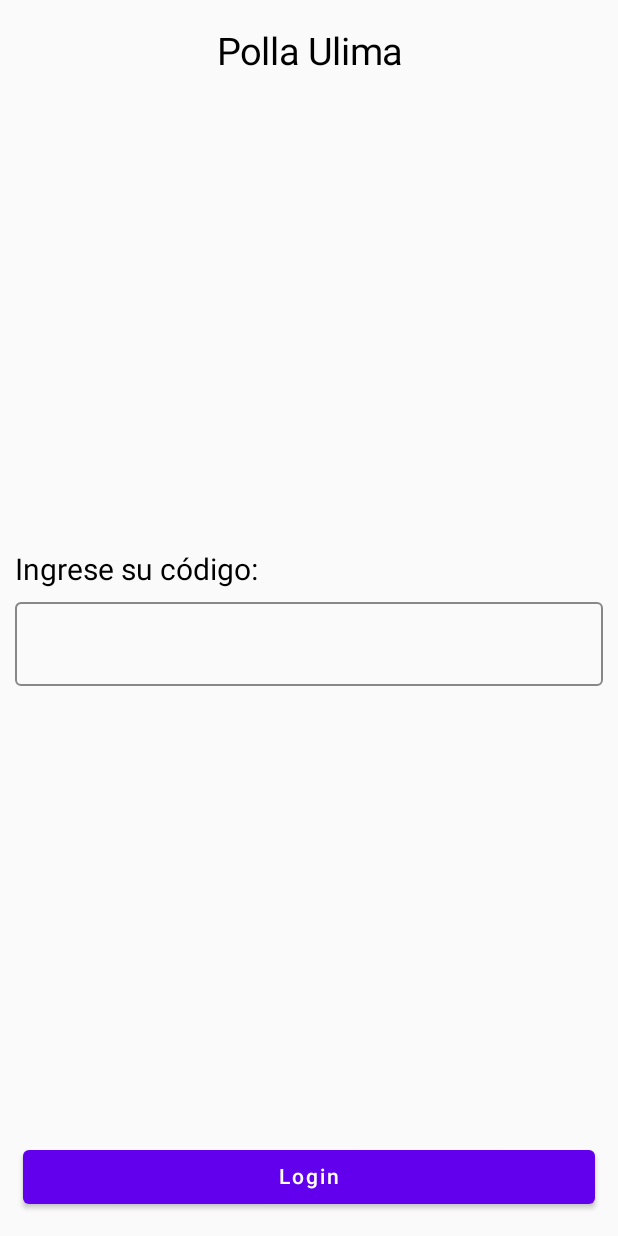
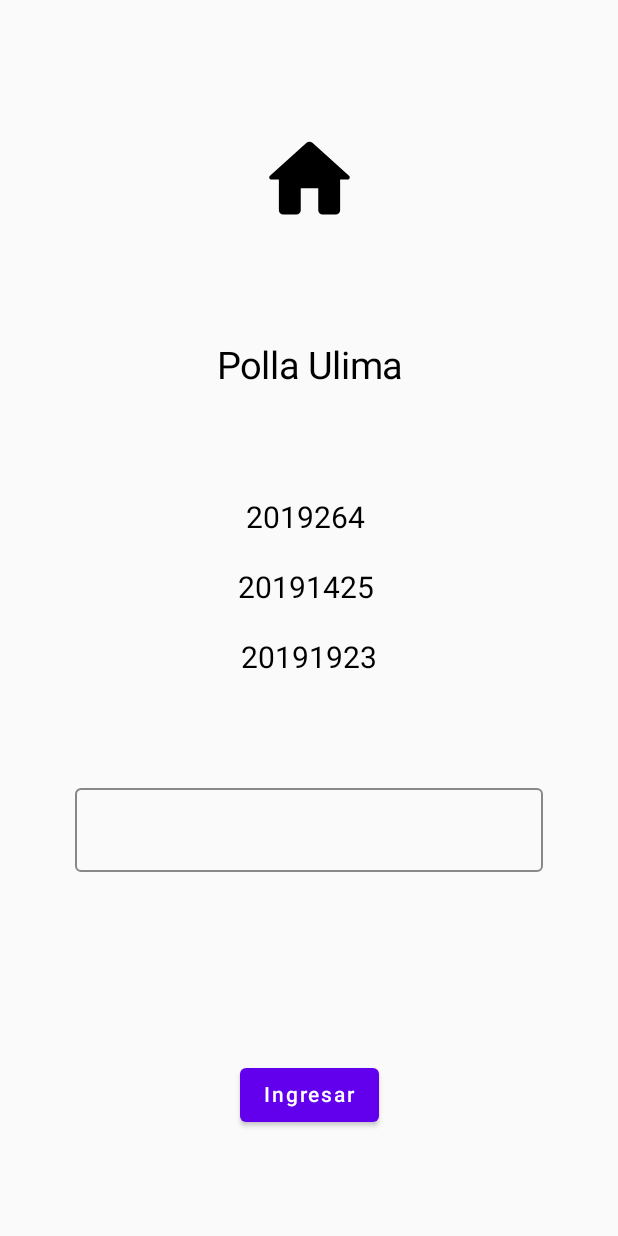
Before and after one commit to ItsJavito/PM-UlimaPolla, an Android app built with Jetpack Compose: the screen it shows after launch (LoginActivity), on a phone screen of 412 x 824 dp. Run offline under Robolectric (Android 15) with nearby library versions, the phone set to English and light mode, and no system bars.

Commit message:
Login Listo Solo numeros only

```diff
--- /dev/null
+++ b/app/src/main/java/com/ulima/ulimaPolla/presentation/login/components/BottomScaffold.kt
@@ -0,0 +1 @@
+package com.ulima.ulimaPolla.presentation.login.components
--- a/app/src/main/java/com/ulima/ulimaPolla/presentation/login/components/LoginFields.kt
+++ b/app/src/main/java/com/ulima/ulimaPolla/presentation/login/components/LoginFields.kt
@@ -1,17 +1,15 @@
 package com.ulima.ulimaPolla.presentation.login.components
 
 import androidx.compose.foundation.layout.*
-import androidx.compose.material.Button
-import androidx.compose.material.OutlinedTextField
-import androidx.compose.material.Text
-import androidx.compose.material.TextFieldDefaults
+import androidx.compose.foundation.text.KeyboardOptions
+import androidx.compose.material.*
+import androidx.compose.material.icons.Icons
+import androidx.compose.material.icons.rounded.Home
 import androidx.compose.runtime.Composable
-import androidx.compose.runtime.MutableState
-import androidx.compose.runtime.getValue
 import androidx.compose.ui.Alignment
 import androidx.compose.ui.Modifier
 import androidx.compose.ui.graphics.Color
-import androidx.compose.ui.graphics.Color.Companion.Green
+import androidx.compose.ui.text.input.KeyboardType
 import androidx.compose.ui.text.style.TextAlign
 import androidx.compose.ui.unit.dp
 import androidx.compose.ui.unit.sp
@@ -29,38 +27,67 @@ fun LoginFields (
         verticalArrangement = Arrangement.SpaceBetween
     )
     {
+        //Columna fantasma - Hijo Fantasma - Hijo 0
+        Column(){}
         //Primer hijo
+        Icon(Icons.Rounded.Home,contentDescription = "",
+        modifier = Modifier.size(size = 100.dp)
+            .padding(top = 30.dp))
+        //Segundo hijo
         Text(text = "Polla Ulima",
             textAlign = TextAlign.Center,
             modifier = Modifier.padding(20.dp),
-            fontSize = 25.sp);
-        //Segundo Hijo
+            fontSize = 25.sp)
+        //Tercer Hijo
         Column(
-            modifier = Modifier.fillMaxWidth()
+            modifier = Modifier.fillMaxWidth(),
+            horizontalAlignment = Alignment.CenterHorizontally
         )
         {
-            Text(text = "Ingrese su código:",
-                textAlign = TextAlign.Start,
-                modifier = Modifier.padding(10.dp),
+            Text(text = "2019264 \n",
+                textAlign = TextAlign.Center,
+                modifier = Modifier.padding(0.dp),
                 fontSize = 20.sp)
-            OutlinedTextField(modifier = Modifier.fillMaxWidth()
-                .padding(start = 10.dp, top = 0.dp, end = 10.dp, bottom = 0.dp),
+            Text(text = "20191425 \n",
+                textAlign = TextAlign.Center,
+                modifier = Modifier.padding(0.dp),
+                fontSize = 20.sp)
+            Text(text = "20191923",
+                textAlign = TextAlign.Center,
+                modifier = Modifier.padding(bottom = 20.dp),
+                fontSize = 20.sp)
+        }
+        //Cuarto hijo
+        OutlinedTextField(modifier = Modifier
+            .fillMaxWidth()
+            .padding(start = 50.dp, top = 0.dp, end = 50.dp, bottom = 0.dp),
+            keyboardOptions = KeyboardOptions(keyboardType = KeyboardType.Number),
             value = name,
             onValueChange = onNameChange,
             colors = TextFieldDefaults.outlinedTextFieldColors(
-                    focusedBorderColor = Green,
+                focusedBorderColor = Color.Green,
                 unfocusedBorderColor = Color.Gray))
-        }
-        //Tercer Hijo
+        //Quinto Hijo
+        Column(
+            modifier = Modifier.fillMaxWidth()
+        ) {}
+        Column(
+            modifier = Modifier.fillMaxWidth(),
+            horizontalAlignment = Alignment.CenterHorizontally
+        ) {
             Button(
-            modifier = Modifier.fillMaxWidth()
+                modifier =Modifier
                     .padding(15.dp),
                 onClick = {
                     if(name.trim().isNotBlank()){
                         onLoginClick(name)
                     }
                 }) {
-            Text(text = "Login")
+                Text(text = "Ingresar")
             }
         }
+        Column(
+            modifier = Modifier.fillMaxWidth()
+        ) {}
     }
+}
--- /dev/null
+++ b/app/src/main/java/com/ulima/ulimaPolla/presentation/login/components/TopScaffold.kt
@@ -0,0 +1 @@
+package com.ulima.ulimaPolla.presentation.login.components
--- /dev/null
+++ b/app/src/main/java/com/ulima/ulimaPolla/presentation/login/screen/Equipo.kt
@@ -0,0 +1 @@
+package com.ulima.ulimaPolla.presentation.login.screen
--- /dev/null
+++ b/app/src/main/java/com/ulima/ulimaPolla/presentation/login/screen/ListaEquipos.kt
@@ -0,0 +1 @@
+package com.ulima.ulimaPolla.presentation.login.screen
--- /dev/null
+++ b/app/src/main/java/com/ulima/ulimaPolla/presentation/login/screen/PollaScreen.kt
@@ -0,0 +1 @@
+package com.ulima.ulimaPolla.presentation.login.screen
```
Also changed, not shown: app/build.gradle (+5 -4 lines), app/src/main/java/com/ulima/ulimaPolla/presentation/login/components/NavigationGraph.kt (added, +27 -0 lines). Lines whose indentation alone changed are shown as unchanged.
